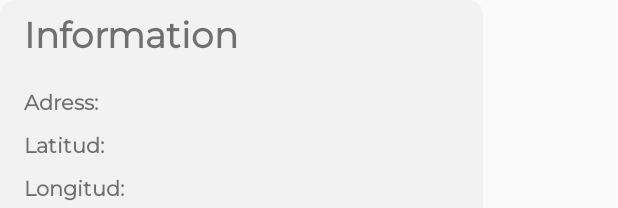
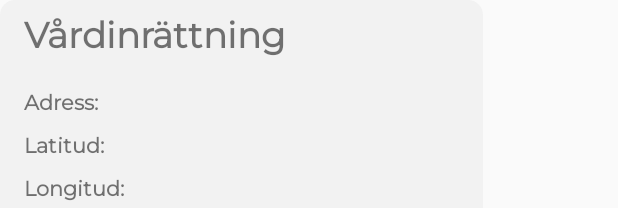
Before and after one commit to juliusbendezu/PVTGRUPP15, an Android app: the layout custom_info_window_shelter.xml on its own in the app's theme, with its tools: preview values and no code run, on a phone screen of 412 x 824 dp. Shown: the top 208 px of the screen. Run offline under Robolectric (Android 15) with nearby library versions, the phone set to English and light mode, and no system bars; network calls fail; Roboto replaces fonts that are not available here.

Commit message:
fix for toolbar

```diff
--- a/android-app/app/src/main/java/com/dsv2019/pvt15/prepapp/MainActivity.java
+++ b/android-app/app/src/main/java/com/dsv2019/pvt15/prepapp/MainActivity.java
@@ -32,6 +32,8 @@ public class MainActivity extends BaseActivity {
         BottomNavigationView navigation = findViewById(R.id.bottom_navigation);
         navigation.setOnNavigationItemSelectedListener(navListener);
         navigation.setItemIconTintList(null);
+        navigation.getMenu().findItem(R.id.menu_news).setChecked(true);
+
 
         wakeUpServer();
         //The default fragment that should be loaded when the application starts
@@ -59,14 +61,17 @@ public class MainActivity extends BaseActivity {
 
                     switch (menuItem.getItemId()) {
                         case R.id.menu_news:
+                            menuItem.setChecked(true);
                             fragment = new NewsFragment();
                             break;
 
                         case R.id.menu_tips:
+                            menuItem.setChecked(true);
                             fragment = new TipsFragment();
                             break;
 
                         case R.id.menu_pantry:
+                            menuItem.setChecked(true);
                             fragment = new PantryFragment();
                             break;
 
@@ -74,6 +79,7 @@ public class MainActivity extends BaseActivity {
                             break;
 
                         case R.id.menu_map:
+                            menuItem.setChecked(true);
                             fragment = new MapFragment();
                             break;
                     }
--- a/android-app/app/src/main/res/layout/custom_info_window_healthclinic.xml
+++ b/android-app/app/src/main/res/layout/custom_info_window_healthclinic.xml
@@ -18,7 +18,7 @@
             android:layout_marginStart="16dp"
             android:layout_marginTop="8dp"
             android:fontFamily="@font/montserrat"
-            android:text="Information"
+            android:text="Skyddsrum"
             android:textSize="24sp"
             android:textStyle="bold" />
 
--- a/android-app/app/src/main/res/layout/custom_info_window_shelter.xml
+++ b/android-app/app/src/main/res/layout/custom_info_window_shelter.xml
@@ -18,7 +18,7 @@
             android:layout_marginStart="16dp"
             android:layout_marginTop="8dp"
             android:fontFamily="@font/montserrat"
-            android:text="Information"
+            android:text="Vårdinrättning"
             android:textSize="24sp"
             android:textStyle="bold" />
 
```
